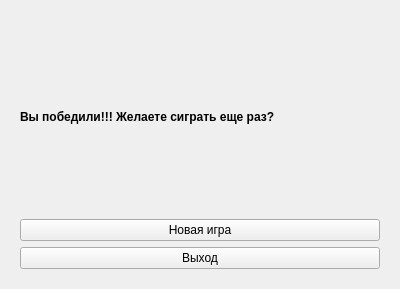
This is Kursovaja/Win.ui in Zadrayca/Kourse as Qt 5 draws it before an edit. The edited form follows.
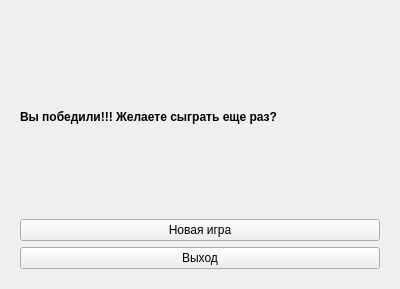
This is the edited form.

Diff of the .ui file:
```diff
--- a/Kursovaja/Win.ui
+++ b/Kursovaja/Win.ui
@@ -27,7 +27,7 @@
          </font>
         </property>
         <property name="text">
-         <string>Вы победили!!! Желаете сиграть еще раз?</string>
+         <string>Вы победили!!! Желаете сыграть еще раз?</string>
         </property>
        </widget>
       </item>
```
